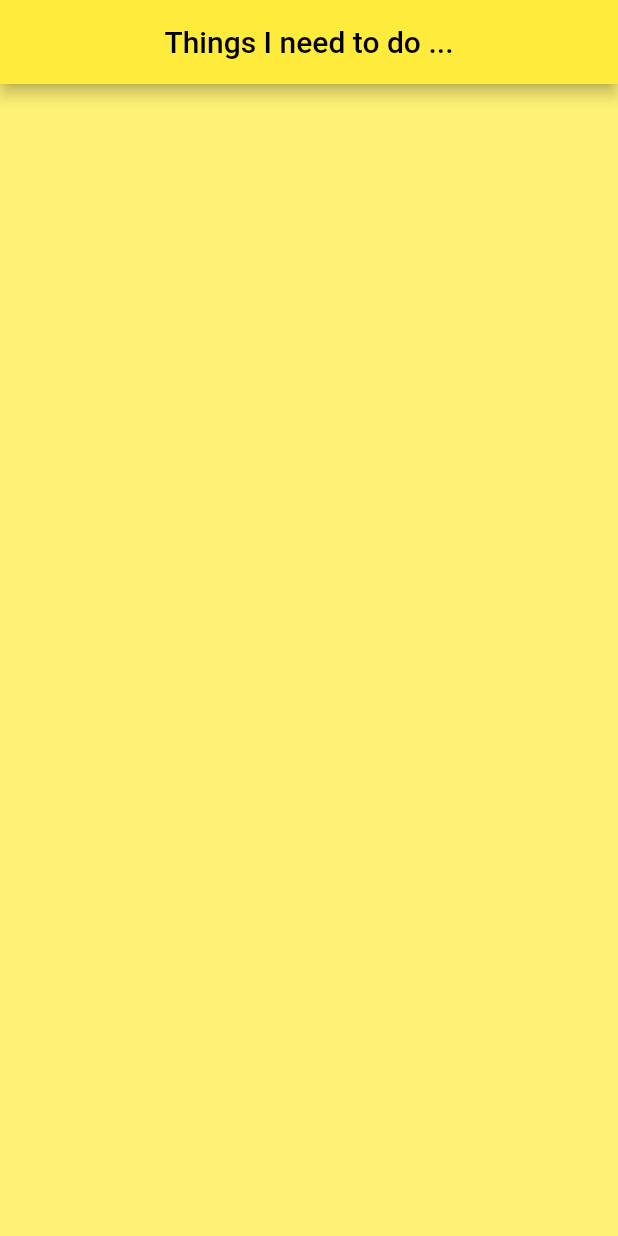
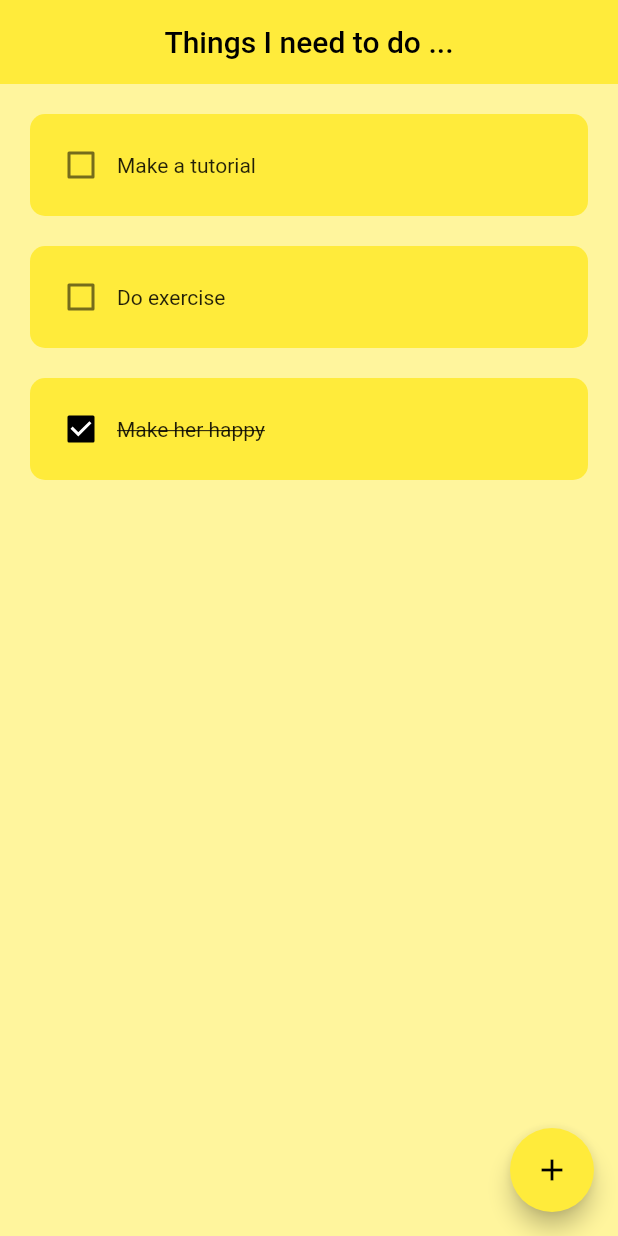
Before and after one commit to Lameco87/ToDoList, a Flutter app: the screen it shows after launch, on a phone screen of 412 x 824 dp. Run offline on Flutter 3.47's test engine with Material 2 defaults, Android fonts, the phone set to English and light mode, and no system bars.

Commit message:
Version 1 update - put listbuilder ok

```diff
--- a/lib/pages/homepage.dart
+++ b/lib/pages/homepage.dart
@@ -1,17 +1,84 @@
 import "package:flutter/material.dart";
+import 'package:to_do_list/util/dialog_box.dart';
 
-class HomePage extends StatelessWidget {
+import '../util/todo_tile.dart';
+
+class HomePage extends StatefulWidget {
   const HomePage({super.key});
+
+  @override
+  State<HomePage> createState() => _HomePageState();
+}
+
+class _HomePageState extends State<HomePage> {
+  //text controller
+  final _controller = TextEditingController();
+
+  //list of todo tasks
+  List toDoList = [
+    ["Make a tutorial", false],
+    ["Do exercise", false],
+    ["Make her happy", true],
+  ];
+
+  //checkboa was tapped
+  void checkBoxChanged(bool? value, int index) {
+    setState(() {
+      toDoList[index][1] = !toDoList[index][1];
+    });
+  }
+
+  //Save new task
+  void saveNewTask(){
+    setState(() {
+      toDoList.add([_controller.text, false]);
+    });
+    _controller.clear();
+    Navigator.of(context).pop();
+  }
+
+  //create new task when press flowactionbutton
+  void createNewTask() {
+    showDialog(
+      context: context,
+      builder: (context) {
+        return DialogBox(
+          controller: _controller,
+          onSave: saveNewTask,
+          onCancel: () {
+            Navigator.of(context).pop();
+            _controller.clear();
+      });
+      },
+    );
+  }
 
   @override
   Widget build(BuildContext context) {
     return Scaffold(
-      backgroundColor: Colors.yellow[300],
+      backgroundColor: Colors.yellow[200],
+
+      //AppBar
       appBar: AppBar(
         centerTitle: true,
-        title: Text(
-          "Things I need to do ..."
-        ),
+        elevation: 0,
+        title: Text("Things I need to do ..."),
+      ),
+
+      //Body
+      body: ListView.builder(
+        itemCount: toDoList.length,
+        itemBuilder: (context, index) {
+          return ToDoTile(
+            taskName: toDoList[index][0],
+            taskCompleted: toDoList[index][1],
+            onChanged: (value) => checkBoxChanged(value, index),
+          );
+        },
+      ),
+      floatingActionButton: FloatingActionButton(
+        onPressed: () => createNewTask(),
+        child: Icon(Icons.add),
       ),
     );
   }
--- /dev/null
+++ b/lib/util/todo_tile.dart
@@ -0,0 +1,45 @@
+import "package:flutter/material.dart";
+
+class ToDoTile extends StatelessWidget {
+  //variables
+  final String taskName;
+  bool taskCompleted;
+  Function(bool?)? onChanged;
+
+  ToDoTile(
+      {super.key,
+      required this.taskName,
+      required this.taskCompleted,
+      required this.onChanged});
+
+  @override
+  Widget build(BuildContext context) {
+    return Padding(
+      padding: const EdgeInsets.only(left: 20, right: 20, top: 20),
+      child: Container(
+        decoration: BoxDecoration(
+          color: Colors.yellow,
+          borderRadius: BorderRadius.circular(10),
+        ),
+        padding: EdgeInsets.all(10),
+        child: Row(
+          children: [
+            Checkbox(
+              value: taskCompleted,
+              onChanged: onChanged,
+              activeColor: Colors.black,
+            ),
+            Text(
+              taskName,
+              style: TextStyle(
+                decoration: taskCompleted
+                    ? TextDecoration.lineThrough
+                    : TextDecoration.none,
+              ),
+            ),
+          ],
+        ),
+      ),
+    );
+  }
+}
```
Also changed, not shown: lib/util/dialog_box.dart (added, +58 -0 lines), lib/util/my_button.dart (added, +21 -0 lines).
